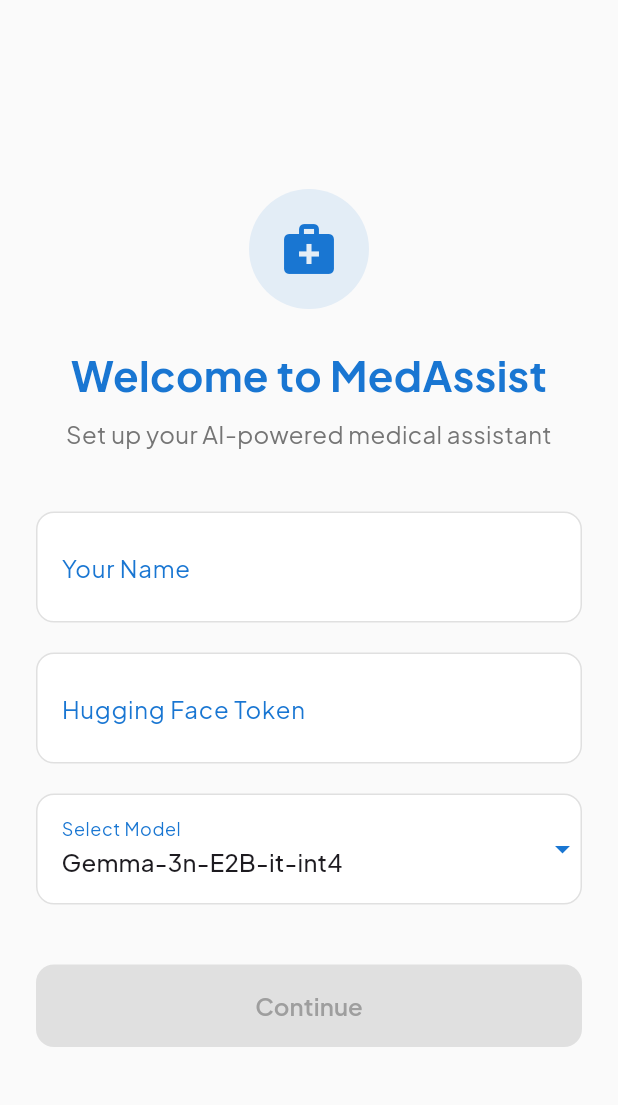
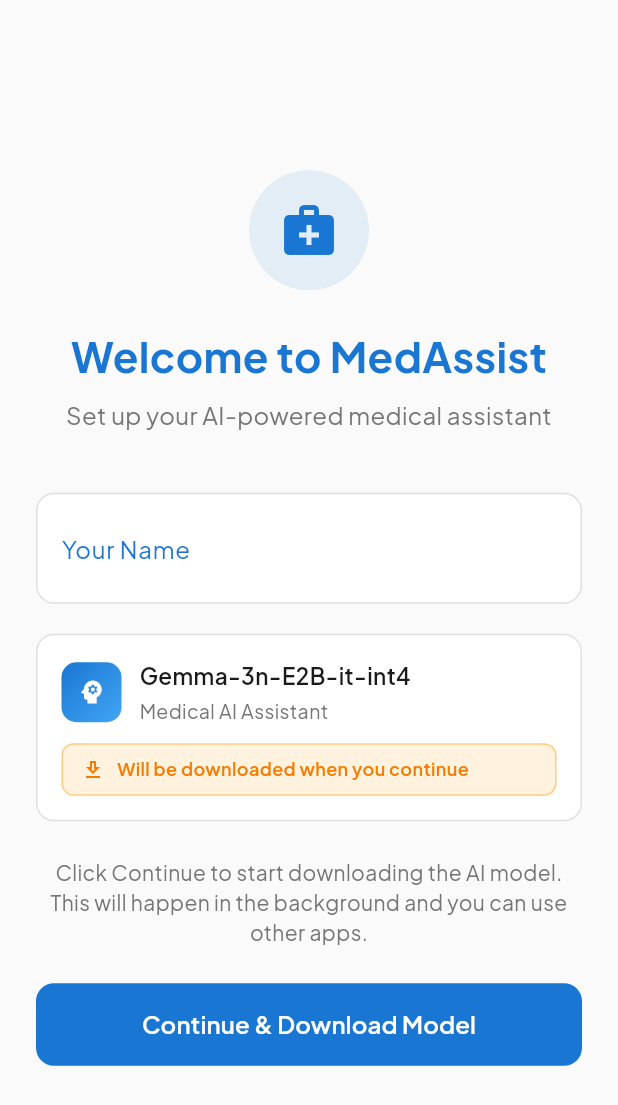
Before and after one commit to VishalDhoriya/Medora-ai, a Flutter app: the screen it shows after launch, on a phone screen of 412 x 824 dp. Shown: the top 1105 px of the screen. Run offline on Flutter 3.47's test engine with Material 3 defaults, Android fonts, the phone set to English and light mode, and no system bars; our stand-ins replace flutter_dotenv, google_fonts, pdf, phosphor_flutter, printing, shared_preferences and 1 more; missing offline and left inert: record, whisper_flutter_new; accounts and stored records are empty.

Commit message:
feat: Integrate environment variable management; refactor onboarding and settings screens to use embedded Hugging Face token

```diff
--- /dev/null
+++ b/lib/constants/app_constants.dart
@@ -0,0 +1,9 @@
+import 'package:flutter_dotenv/flutter_dotenv.dart';
+
+class AppConstants {
+  // Hugging Face token from environment file
+  static String get huggingFaceToken => dotenv.env['HF_TOKEN'] ?? '';
+
+  // Other app constants can be added here
+  static String get appName => dotenv.env['APP_NAME'] ?? 'GameOn Medical AI';
+}
--- a/lib/main.dart
+++ b/lib/main.dart
@@ -1,11 +1,18 @@
 import 'package:flutter/material.dart';
 import 'package:google_fonts/google_fonts.dart';
+import 'package:flutter_dotenv/flutter_dotenv.dart';
 import 'screens/onboarding_screen.dart';
 import 'screens/welcome_screen.dart';
 import 'package:shared_preferences/shared_preferences.dart';
 
 
-void main() {
+void main() async {
+  // Ensure Flutter binding is initialized
+  WidgetsFlutterBinding.ensureInitialized();
+
+  // Load environment variables
+  await dotenv.load(fileName: ".env");
+
   runApp(const MyApp());
 }
 
@@ -16,10 +23,9 @@ class MyApp extends StatelessWidget {
     final prefs = await SharedPreferences.getInstance();
     final name = prefs.getString('onboard_name');
     final model = prefs.getString('onboard_model');
-    final token = prefs.getString('onboard_hf_token');
+    // No longer checking for HF token - using embedded token
     return name != null && name.isNotEmpty &&
-           model != null && model.isNotEmpty &&
-           token != null && token.isNotEmpty;
+           model != null && model.isNotEmpty;
   }
 
   @override
--- a/lib/screens/onboarding_screen.dart
+++ b/lib/screens/onboarding_screen.dart
@@ -2,7 +2,7 @@ import 'package:flutter/material.dart';
 import 'package:flutter/services.dart';
 import '../services/model_config_service.dart';
 import '../services/model_download_service.dart';
-import '../services/huggingface_token_verifier.dart';
+import '../constants/app_constants.dart';
 import 'package:shared_preferences/shared_preferences.dart';
 import 'dart:async';
 
@@ -15,15 +15,11 @@ class OnboardingScreen extends StatefulWidget {
 
 class _OnboardingScreenState extends State<OnboardingScreen> {
   final _nameController = TextEditingController();
-  final _hfTokenController = TextEditingController();
 
   List<ModelConfig> _modelConfigs = [];
   List<String> _modelNames = [];
   String? _selectedModel;
   bool _loadingModels = true;
-  bool _tokenValid = false;
-  bool _verifyingToken = false;
-  String? _tokenError;
   bool _isDownloading = false;
   DownloadProgress? _downloadProgress;
   StreamSubscription<DownloadProgress>? _downloadSub;
@@ -37,7 +33,6 @@ class _OnboardingScreenState extends State<OnboardingScreen> {
   @override
   void dispose() {
     _nameController.dispose();
-    _hfTokenController.dispose();
     _downloadSub?.cancel();
     super.dispose();
   }
@@ -56,31 +51,6 @@ class _OnboardingScreenState extends State<OnboardingScreen> {
     } catch (e) {
       setState(() {
         _loadingModels = false;
-      });
-    }
-  }
-
-  void _verifyToken(String token) async {
-    if (token.isEmpty) return;
-    setState(() {
-      _verifyingToken = true;
-      _tokenError = null;
-    });
-
-    try {
-      final isValid = await HuggingFaceTokenVerifier.verifyToken(token);
-      setState(() {
-        _tokenValid = isValid;
-        _verifyingToken = false;
-        if (!isValid) {
-          _tokenError = 'Invalid token';
-        }
-      });
-    } catch (e) {
-      setState(() {
-        _tokenValid = false;
-        _verifyingToken = false;
-        _tokenError = 'Error verifying token';
       });
     }
   }
@@ -205,13 +175,17 @@ class _OnboardingScreenState extends State<OnboardingScreen> {
     return Scaffold(
       backgroundColor: Colors.grey[50],
       body: SafeArea(
-        child: Center(
         child: SingleChildScrollView(
-            padding: const EdgeInsets.symmetric(horizontal: 24.0, vertical: 32.0),
+          padding: const EdgeInsets.symmetric(horizontal: 24.0, vertical: 16.0),
+          child: ConstrainedBox(
+            constraints: BoxConstraints(
+              minHeight: MediaQuery.of(context).size.height -
+                         MediaQuery.of(context).padding.top -
+                         MediaQuery.of(context).padding.bottom - 32,
+            ),
             child: Column(
               mainAxisAlignment: MainAxisAlignment.center,
               crossAxisAlignment: CrossAxisAlignment.center,
-              mainAxisSize: MainAxisSize.min,
               children: [
                 Container(
                   width: 80,
@@ -234,15 +208,19 @@ class _OnboardingScreenState extends State<OnboardingScreen> {
                     fontWeight: FontWeight.bold,
                     color: Color(0xFF1976D2),
                   ),
+                  textAlign: TextAlign.center,
                 ),
                 const SizedBox(height: 8),
-                Text(
+                Padding(
+                  padding: const EdgeInsets.symmetric(horizontal: 8.0),
+                  child: Text(
                     'Set up your AI-powered medical assistant',
                     style: TextStyle(
                       fontSize: 16,
                       color: Colors.grey[600],
                     ),
                     textAlign: TextAlign.center,
+                  ),
                 ),
                 const SizedBox(height: 40),
                 Container(
@@ -262,62 +240,6 @@ class _OnboardingScreenState extends State<OnboardingScreen> {
                       focusedBorder: InputBorder.none,
                       enabledBorder: InputBorder.none,
                     ),
-                  ),
-                ),
-                const SizedBox(height: 20),
-                Container(
-                  decoration: BoxDecoration(
-                    color: Colors.white,
-                    borderRadius: BorderRadius.circular(12),
-                    border: Border.all(
-                      color: _tokenError != null ? Colors.red : Colors.grey[300]!,
-                      width: _tokenError != null ? 2 : 1,
-                    ),
-                  ),
-                  child: TextField(
-                    controller: _hfTokenController,
-                    style: const TextStyle(fontSize: 16),
-                    decoration: InputDecoration(
-                      labelText: 'Hugging Face Token',
-                      labelStyle: TextStyle(
-                        color: _tokenError != null ? Colors.red : const Color(0xFF1976D2),
-                      ),
-                      border: InputBorder.none,
-                      contentPadding: const EdgeInsets.symmetric(horizontal: 16, vertical: 16),
-                      focusedBorder: InputBorder.none,
-                      enabledBorder: InputBorder.none,
-                      suffixIcon: _tokenValid
-                          ? const Icon(Icons.check_circle, color: Colors.green)
-                          : null,
-                    ),
-                    obscureText: true,
-                    onChanged: (value) {
-                      if (value.isNotEmpty) {
-                        _verifyToken(value.trim());
-                      } else {
-                        setState(() {
-                          _tokenValid = false;
-                          _tokenError = null;
-                        });
-                      }
-                    },
-                  ),
-                ),
-                if (_tokenError != null)
-                  Padding(
-                    padding: const EdgeInsets.only(top: 8.0),
-                    child: Text(
-                      _tokenError!,
-                      style: const TextStyle(color: Colors.red, fontSize: 12),
-                    ),
-                  ),
-                if (_verifyingToken)
-                  const Padding(
-                    padding: EdgeInsets.only(top: 12.0),
-                    child: LinearProgressIndicator(
-                      backgroundColor: Colors.grey,
-                      valueColor: AlwaysStoppedAnimation<Color>(Color(0xFF1976D2)),
-                      minHeight: 3,
                   ),
                 ),
                 const SizedBox(height: 20),
@@ -348,28 +270,114 @@ class _OnboardingScreenState extends State<OnboardingScreen> {
                             ],
                           ),
                         )
-                      : DropdownButtonFormField<String>(
-                          value: _selectedModel,
-                          items: _modelNames
-                              .map((name) => DropdownMenuItem(
-                                    value: name,
-                                    child: Text(name),
-                                  ))
-                              .toList(),
-                          onChanged: (value) => setState(() => _selectedModel = value),
-                          decoration: const InputDecoration(
-                            labelText: 'Select Model',
-                            labelStyle: TextStyle(color: Color(0xFF1976D2)),
-                            border: InputBorder.none,
-                            contentPadding: EdgeInsets.symmetric(horizontal: 16, vertical: 16),
-                            focusedBorder: InputBorder.none,
-                            enabledBorder: InputBorder.none,
+                      : _modelConfigs.isNotEmpty
+                          ? Padding(
+                              padding: const EdgeInsets.all(16.0),
+                              child: Column(
+                                crossAxisAlignment: CrossAxisAlignment.start,
+                                children: [
+                                  Row(
+                                    children: [
+                                      Container(
+                                        width: 40,
+                                        height: 40,
+                                        decoration: BoxDecoration(
+                                          gradient: const LinearGradient(
+                                            colors: [Color(0xFF1976D2), Color(0xFF42A5F5)],
+                                            begin: Alignment.topLeft,
+                                            end: Alignment.bottomRight,
                                           ),
-                          dropdownColor: Colors.white,
-                          icon: const Icon(Icons.arrow_drop_down, color: Color(0xFF1976D2)),
+                                          borderRadius: BorderRadius.circular(10),
+                                        ),
+                                        child: const Icon(
+                                          Icons.psychology,
+                                          color: Colors.white,
+                                          size: 20,
                                         ),
                                       ),
-                const SizedBox(height: 40),
+                                      const SizedBox(width: 12),
+                                      Expanded(
+                                        child: Column(
+                                          crossAxisAlignment: CrossAxisAlignment.start,
+                                          children: [
+                                            Text(
+                                              _modelConfigs.first.modelName,
+                                              style: const TextStyle(
+                                                fontSize: 15,
+                                                fontWeight: FontWeight.w600,
+                                                color: Color(0xFF1A1A1A),
+                                              ),
+                                              maxLines: 2,
+                                              overflow: TextOverflow.ellipsis,
+                                            ),
+                                            const SizedBox(height: 4),
+                                            Text(
+                                              'Medical AI Assistant',
+                                              style: TextStyle(
+                                                fontSize: 13,
+                                                color: Colors.grey[600],
+                                              ),
+                                            ),
+                                          ],
+                                        ),
+                                      ),
+                                    ],
+                                  ),
+                                  const SizedBox(height: 12),
+                                  Container(
+                                    width: double.infinity,
+                                    padding: const EdgeInsets.symmetric(horizontal: 12, vertical: 8),
+                                    decoration: BoxDecoration(
+                                      color: Colors.orange[50],
+                                      borderRadius: BorderRadius.circular(8),
+                                      border: Border.all(color: Colors.orange[200]!),
+                                    ),
+                                    child: Row(
+                                      children: [
+                                        Icon(
+                                          Icons.download_outlined,
+                                          color: Colors.orange[700],
+                                          size: 16,
+                                        ),
+                                        const SizedBox(width: 8),
+                                        Expanded(
+                                          child: Text(
+                                            'Will be downloaded when you continue',
+                                            style: TextStyle(
+                                              fontSize: 12,
+                                              fontWeight: FontWeight.w600,
+                                              color: Colors.orange[700],
+                                            ),
+                                          ),
+                                        ),
+                                      ],
+                                    ),
+                                  ),
+                                ],
+                              ),
+                            )
+                          : const Padding(
+                              padding: EdgeInsets.all(16.0),
+                              child: Text(
+                                'No models available',
+                                style: TextStyle(color: Colors.grey),
+                              ),
+                            ),
+                ),
+                const SizedBox(height: 24),
+                Padding(
+                  padding: const EdgeInsets.symmetric(horizontal: 8.0),
+                  child: Text(
+                    'Click Continue to start downloading the AI model. This will happen in the background and you can use other apps.',
+                    style: TextStyle(
+                      fontSize: 14,
+                      color: Colors.grey[600],
+                      height: 1.4,
+                    ),
+                    textAlign: TextAlign.center,
+                  ),
+                ),
+                const SizedBox(height: 24),
                 SizedBox(
                   width: double.infinity,
                   child: ElevatedButton(
@@ -384,20 +392,19 @@ class _OnboardingScreenState extends State<OnboardingScreen> {
                       disabledBackgroundColor: Colors.grey[300],
                       disabledForegroundColor: Colors.grey[500],
                     ),
-                    onPressed: (!_tokenValid || _verifyingToken)
-                        ? null
-                        : () async {
+                    onPressed: () async {
                       final name = _nameController.text.trim();
-                            final modelName = _selectedModel;
-                            final hfToken = _hfTokenController.text.trim();
-                            if (name.isEmpty || modelName == null || hfToken.isEmpty) return;
-                            final configList = _modelConfigs.where((c) => c.modelName == modelName).toList();
-                            if (configList.isEmpty) return;
-                            final config = configList.first;
+                      if (name.isEmpty || _modelConfigs.isEmpty) return;
+
+                      // Use the first (and only) model
+                      final config = _modelConfigs.first;
+                      final modelName = config.modelName;
+
                       final prefs = await SharedPreferences.getInstance();
                       await prefs.setString('onboard_name', name);
                       await prefs.setString('onboard_model', modelName);
-                            await prefs.setString('onboard_hf_token', hfToken);
+                      // No longer saving HF token to preferences - using embedded token
+
                       final downloaded = await _isModelDownloaded(modelName);
                       if (!downloaded) {
                         setState(() {
@@ -431,7 +438,7 @@ class _OnboardingScreenState extends State<OnboardingScreen> {
                           fileName: config.modelFile,
                           modelDir: config.modelDir,
                           totalBytes: config.totalBytes,
-                                accessToken: hfToken,
+                          accessToken: AppConstants.huggingFaceToken, // Use embedded token
                         );
                       } else {
                         if (!mounted) return;
@@ -439,7 +446,7 @@ class _OnboardingScreenState extends State<OnboardingScreen> {
                       }
                     },
                     child: const Text(
-                      'Continue',
+                      'Continue & Download Model',
                       style: TextStyle(
                         fontSize: 16,
                         fontWeight: FontWeight.w600,
--- a/pubspec.yaml
+++ b/pubspec.yaml
@@ -47,6 +47,7 @@ dependencies:
   sqflite: ^2.3.0
   pdf: ^3.10.8
   printing: ^5.12.0
+  flutter_dotenv: ^5.1.0
 
 dev_dependencies:
   flutter_test:
@@ -73,6 +74,7 @@ flutter:
   # To add assets to your application, add an assets section, like this:
   assets:
     - assets/
+    - .env
   # assets:
   #   - images/a_dot_burr.jpeg
   #   - images/a_dot_ham.jpeg
```
Also changed, not shown: assets/model_allowlist.json (+0 -18 lines), lib/screens/settings_screen.dart (+79 -67 lines), lib/screens/welcome_screen.dart (+22 -1 lines), pubspec.lock, 2 other files. Lines whose indentation alone changed are shown as unchanged.
